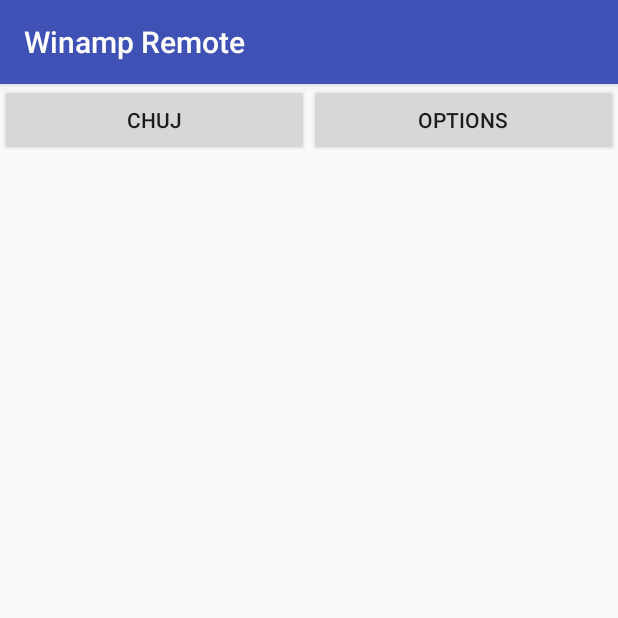
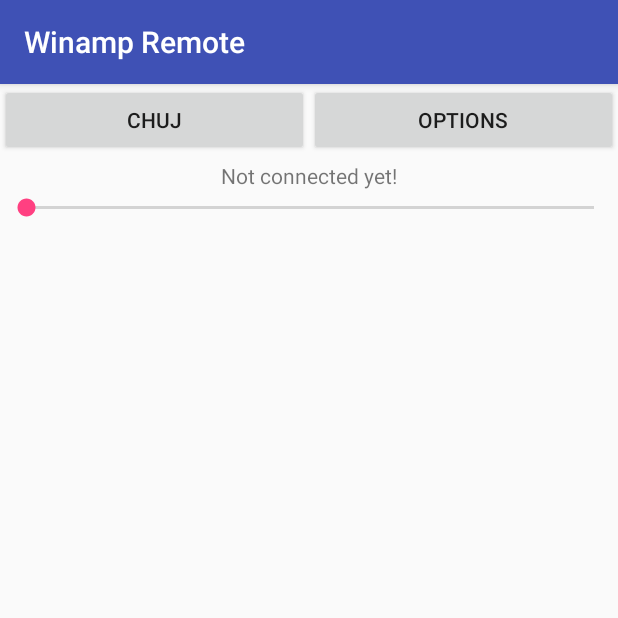
Before and after one commit to asdfMaciej/android-winamp-control, an Android app: the screen it shows after launch (MainActivity), after a tap on "CHUJ", on a phone screen of 412 x 824 dp, the top half of it. Run offline under Robolectric (Android 15) with nearby library versions, the light colour scheme and no system bars; 3 statements that could not run were skipped; 1 other tap on this screen came first.

Commit message:
ughhh trying to do networking stuff in a language that i barely know is a terrible idea

```diff
--- a/WinampRemote/app/src/main/java/maciej01/soft/winampremote/MainActivity.java
+++ b/WinampRemote/app/src/main/java/maciej01/soft/winampremote/MainActivity.java
@@ -1,42 +1,139 @@
 package maciej01.soft.winampremote;
 
 import android.content.Intent;
+import android.content.SharedPreferences;
+import android.os.AsyncTask;
 import android.os.StrictMode;
 import android.preference.PreferenceActivity;
 import android.preference.PreferenceFragment;
+import android.preference.PreferenceManager;
 import android.support.v7.app.AppCompatActivity;
 import android.os.Bundle;
 import android.support.v7.widget.Toolbar;
+import android.util.Log;
 import android.view.Menu;
 import android.view.MenuItem;
 import android.view.View;
 import android.widget.Button;
+import android.widget.SeekBar;
+import android.widget.TextView;
 
 import java.io.BufferedReader;
+import java.io.BufferedWriter;
 import java.io.IOException;
 import java.io.InputStreamReader;
+import java.io.OutputStreamWriter;
 import java.io.PrintWriter;
+import java.net.InetAddress;
+import java.net.InetSocketAddress;
 import java.net.Socket;
+import java.net.SocketAddress;
+import java.net.SocketTimeoutException;
 
 
 public class MainActivity extends AppCompatActivity {
+    public MainActivity oszaleje() {
+        return this;
+    }
+    public class WinampHandler {
+        private String ip;
+        private int port;
+
+        private void getPreferences() {
+            SharedPreferences prefs = PreferenceManager.getDefaultSharedPreferences(oszaleje());
+            ip = prefs.getString("ip_address", "192.168.1.109");
+            port = 21337;//Integer.parseInt(prefs.getString("port_address", "21337"));
+        }
+
+        public String sendCommand(String command) {
+            String r = "";
+            NetClient nc = new NetClient(ip, port, "");
+            nc.sendDataWithString(command);
+            r = nc.receiveDataFromServer();
+            return r;
+        }
+
+        public void pause() {
+            sendCommand("pause");
+        }
+    }
+
+    public class SimpleSocketClient extends AsyncTask<String, String, String>
+    {
+
+        @Override
+        protected String doInBackground(String... params) {
+
+            WinampHandler wh = new WinampHandler();
+            wh.pause();
+            return "haha";
+        }
+
+        @Override
+        protected void onPostExecute(String result) {
+            bConnectSet(result);
+        }
+
+    }
 
     @Override
     protected void onCreate(Bundle savedInstanceState) {
         super.onCreate(savedInstanceState);
         setContentView(R.layout.activity_main);
-
+        SeekBar seekVolume = (SeekBar) findViewById(R.id.seekBar);
+        final TextView info = (TextView) findViewById(R.id.textView2);
+        Button bConnect = ((Button) findViewById(R.id.button));
+        Button bOptions = ((Button) findViewById(R.id.button3));
         StrictMode.ThreadPolicy policy = new StrictMode.ThreadPolicy.Builder()
                 .permitAll().build();
         StrictMode.setThreadPolicy(policy);
+        bConnect.setOnClickListener(new View.OnClickListener() {
+            @Override
+            public void onClick(View v) {
+                onTesttt(v);
+            }
+        });
+        bOptions.setOnClickListener(new View.OnClickListener() {
+            @Override
+            public void onClick(View v) {
+                openOptions(v);
+            }
+        });
+        seekVolume.setOnSeekBarChangeListener(new SeekBar.OnSeekBarChangeListener() {
+            int progress = 0;
+
+            @Override
+            public void onProgressChanged(SeekBar seekBar, int progressVal, boolean fromUser) {
+                progress = progressVal;
+            }
+
+            @Override
+            public void onStartTrackingTouch(SeekBar seekBar) {
+
+            }
+
+            @Override
+            public void onStopTrackingTouch(SeekBar seekBar) {
+                info.setText("Covered: " + progress + "/" + seekBar.getMax());
+            }
+        });
     }
 
     public void onTesttt(View view) {
-        Button gen = ((Button)findViewById(R.id.button));
-        NetClient nc = new NetClient("192.168.1.109", 21337, "");
-        nc.sendDataWithString("pause");
-        //String r = nc.receiveDataFromServer();
-        gen.setText("chuj");
+        Button bConnect = ((Button) findViewById(R.id.button));
+        WinampHandler wh = new WinampHandler();
+        wh.pause();
+        //
+        bConnect.setText("chuj");
+        //SimpleSocketClient ss = new SimpleSocketClient();
+        //bConnect.setText("create");
+        //ss.execute("192.168.1.109", "21337", "next");
+        //bConnect.setText("heil");
+
+    }
+    private void bConnectSet(String str) {
+        Button bConnect = ((Button) findViewById(R.id.button));
+        bConnect.setText(str);
     }
 
     public void openOptions(View view) {
@@ -44,4 +141,6 @@
         i = new Intent(this, MyPreferencesActivity.class);
         startActivity(i);
     }
+
+
 }
--- a/WinampRemote/app/src/main/java/maciej01/soft/winampremote/NetClient.java
+++ b/WinampRemote/app/src/main/java/maciej01/soft/winampremote/NetClient.java
@@ -12,14 +12,14 @@
     /**
      * Maximum size of buffer
      */
-    public static final int BUFFER_SIZE = 2048;
+    public static final int BUFFER_SIZE = 1024;
     private Socket socket = null;
     private PrintWriter out = null;
     private BufferedReader in = null;
 
     private String host = null;
     private String macAddress = null;
-    private int port = 7999;
+    private int port = 21337;
 
 
     /**
@@ -37,7 +37,8 @@
     private void connectWithServer() {
         try {
             if (socket == null) {
-                socket = new Socket(this.host, this.port);
+               // socket = new Socket(this.host, this.port);
+                socket = new Socket("192.168.1.109", 21337);
                 out = new PrintWriter(socket.getOutputStream());
                 in = new BufferedReader(new InputStreamReader(socket.getInputStream()));
             }
@@ -63,8 +64,10 @@
     public void sendDataWithString(String message) {
         if (message != null) {
             connectWithServer();
-            out.write(message);
+            //out.write(message);
+            out.write("pause");
             out.flush();
+            disConnectWithServer();
         }
     }
 
--- a/WinampRemote/app/src/main/res/layout/activity_main.xml
+++ b/WinampRemote/app/src/main/res/layout/activity_main.xml
@@ -1,5 +1,5 @@
 <?xml version="1.0" encoding="utf-8"?>
-<LinearLayout xmlns:android="http://schemas.android.com/apk/res/android"
+<RelativeLayout xmlns:android="http://schemas.android.com/apk/res/android"
     android:orientation="vertical" android:layout_width="match_parent"
     android:layout_height="match_parent">
 
@@ -9,26 +9,47 @@
         android:layout_height="match_parent">
 
         <Button
-            android:text="connect"
-            android:layout_width="match_parent"
+            android:text="test"
+            android:layout_width="wrap_content"
             android:layout_height="wrap_content"
             android:id="@+id/button"
-            android:onClick="onTesttt"
             android:layout_weight="1" />
 
         <Button
             android:text="options"
-            android:layout_width="match_parent"
+            android:layout_width="wrap_content"
             android:layout_height="wrap_content"
-            android:id="@+id/button2"
-            android:layout_weight="1"
-            android:onClick="openOptions" />
+            android:id="@+id/button3"
+            android:layout_weight="1" />
 
     </LinearLayout>
 
     <RelativeLayout
         android:layout_width="match_parent"
-        android:layout_height="match_parent">
+        android:layout_height="match_parent"
+        android:layout_weight="1">
+
+        <TextView
+            android:text="Not connected yet!"
+            android:layout_width="wrap_content"
+            android:layout_height="wrap_content"
+            android:id="@+id/textView2"
+            android:layout_weight="1"
+            android:layout_marginTop="51dp"
+            android:layout_alignParentTop="true"
+            android:layout_centerHorizontal="true" />
+
+        <SeekBar
+            android:layout_width="wrap_content"
+            android:layout_height="wrap_content"
+            android:layout_alignParentTop="true"
+            android:layout_marginTop="73dp"
+            android:id="@+id/seekBar"
+            android:layout_alignParentEnd="true"
+            android:layout_alignParentStart="true"
+            android:max="255"
+            android:progress="1" />
 
     </RelativeLayout>
-</LinearLayout>
+
+</RelativeLayout>
--- a/WinampRemote/app/src/main/res/xml/preferences.xml
+++ b/WinampRemote/app/src/main/res/xml/preferences.xml
@@ -3,14 +3,16 @@
     <EditTextPreference android:title="IP"
         android:key="ip_address"
         android:summary="The IP to your PC [usually 192.168.x.xxx]"
-        android:defaultValue="192.168.1.108"></EditTextPreference>
+        android:defaultValue="192.168.1.109"
+        android:singleLine="true"></EditTextPreference>
     <EditTextPreference
         android:defaultValue="21337"
         android:selectAllOnFocus="true"
         android:singleLine="true"
         android:title="Port"
         android:key="port_address"
-        android:summary="Don't edit unless 100% sure - default is 21337." />
+        android:summary="Don't edit unless 100% sure - default is 21337."
+        android:numeric="integer" />
     <CheckBoxPreference android:title="Application Updates"
         android:defaultValue="false"
         android:summary="This option if selected will allow the application to check for latest versions."
```
Also changed, not shown: WinampRemote/app/src/main/java/maciej01/soft/winampremote/TcpClient.java (added, +130 -0 lines), WinampRemote/app/src/main/java/maciej01/soft/winampremote/WinampHandler.java (added, +9 -0 lines).
